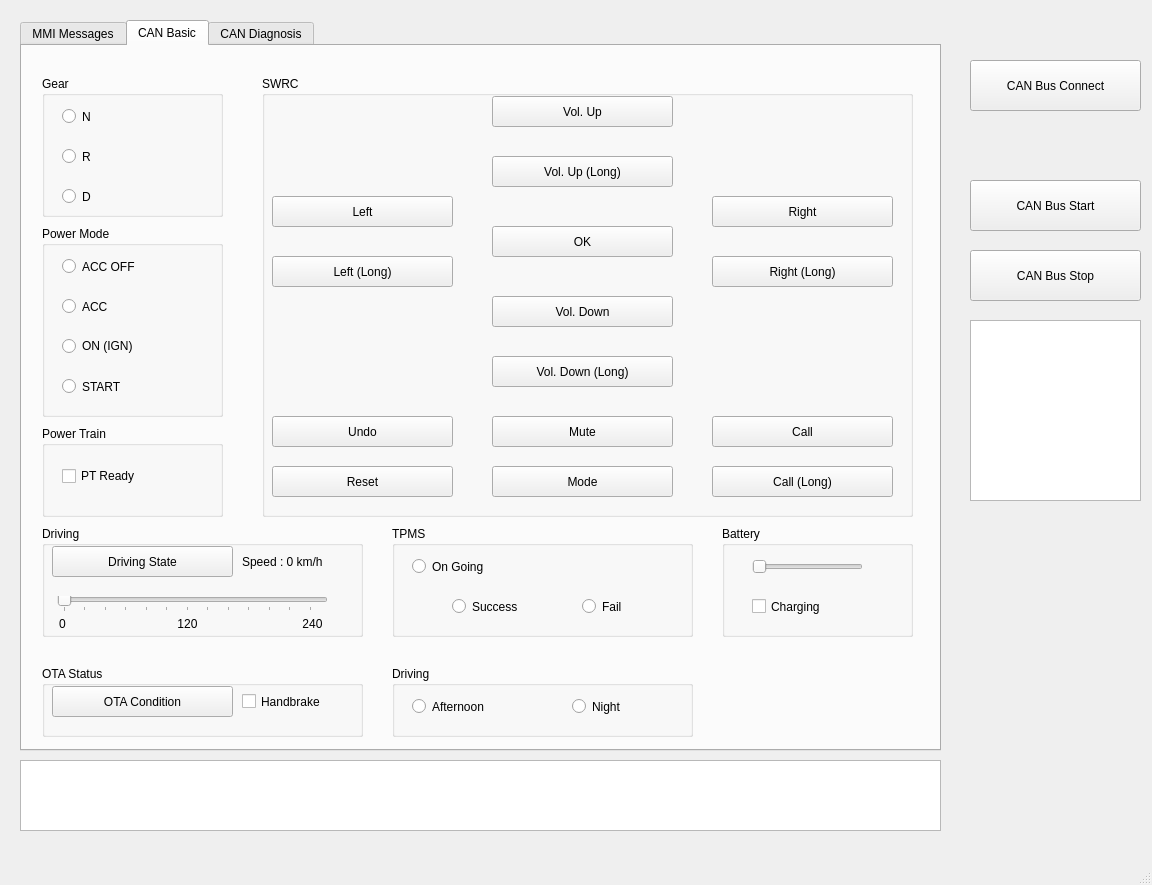
Above: untitled.ui from AndrewKim330/can_drimaes before the change. Below: the same form after it.
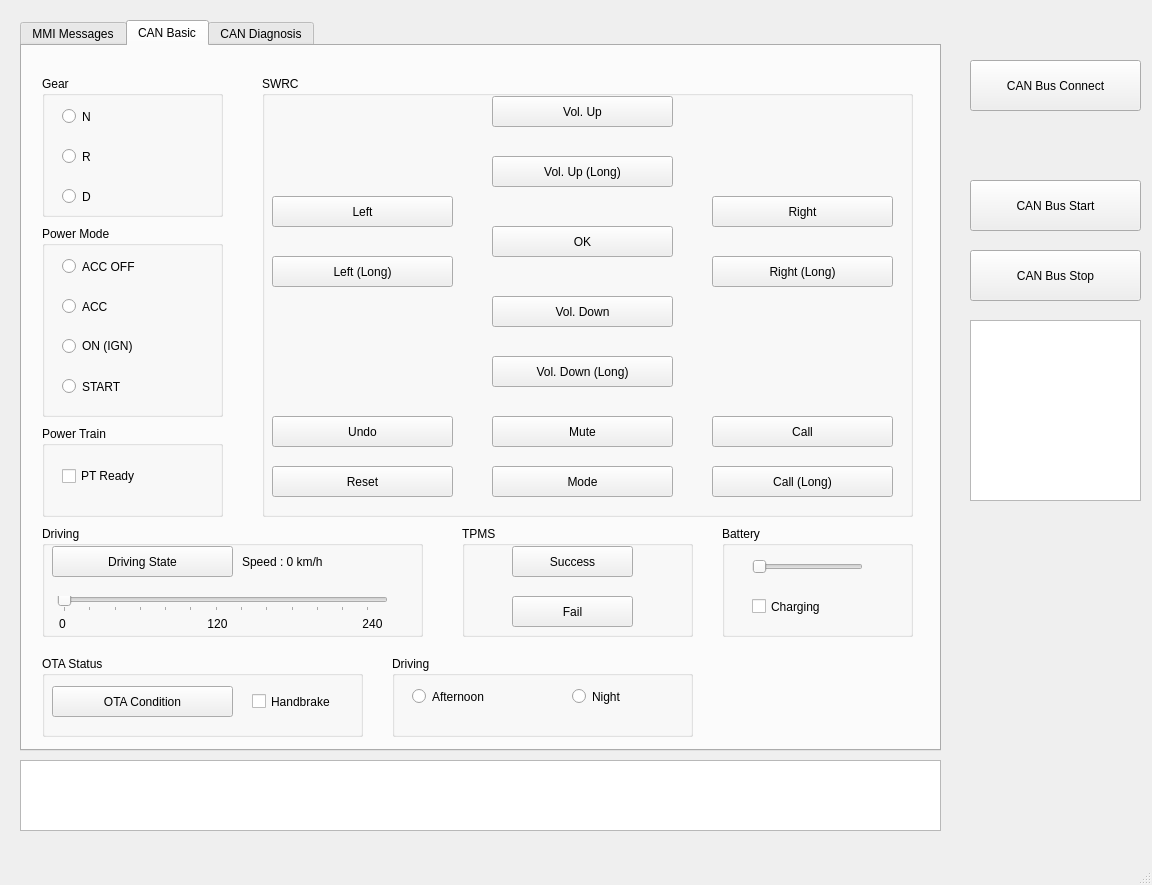
That is the form after the change.

Commit message: Feat : Add TPMS node

Patch:
```diff
--- a/untitled.ui
+++ b/untitled.ui
@@ -506,6 +506,12 @@
        <property name="text">
         <string>Vol. Up</string>
        </property>
+       <property name="checkable">
+        <bool>false</bool>
+       </property>
+       <property name="autoRepeat">
+        <bool>false</bool>
+       </property>
       </widget>
       <widget class="QPushButton" name="btn_ok">
        <property name="geometry">
@@ -532,6 +538,9 @@
        <property name="text">
         <string>Left (Long)</string>
        </property>
+       <property name="checkable">
+        <bool>true</bool>
+       </property>
       </widget>
       <widget class="QPushButton" name="btn_left">
        <property name="geometry">
@@ -545,6 +554,12 @@
        <property name="text">
         <string>Left</string>
        </property>
+       <property name="checkable">
+        <bool>false</bool>
+       </property>
+       <property name="autoRepeat">
+        <bool>true</bool>
+       </property>
       </widget>
       <widget class="QPushButton" name="btn_right">
        <property name="geometry">
@@ -656,7 +671,7 @@
        <rect>
         <x>20</x>
         <y>480</y>
-        <width>321</width>
+        <width>381</width>
         <height>111</height>
        </rect>
       </property>
@@ -681,7 +696,7 @@
         <rect>
          <x>15</x>
          <y>70</y>
-         <width>271</width>
+         <width>331</width>
          <height>16</height>
         </rect>
        </property>
@@ -720,9 +735,9 @@
       <widget class="QLabel" name="tick_240">
        <property name="geometry">
         <rect>
-         <x>260</x>
+         <x>315</x>
          <y>90</y>
-         <width>21</width>
+         <width>31</width>
          <height>16</height>
         </rect>
        </property>
@@ -736,9 +751,9 @@
       <widget class="QLabel" name="tick_120">
        <property name="geometry">
         <rect>
-         <x>135</x>
+         <x>160</x>
          <y>90</y>
-         <width>21</width>
+         <width>31</width>
          <height>16</height>
         </rect>
        </property>
@@ -754,7 +769,7 @@
         <rect>
          <x>200</x>
          <y>25</y>
-         <width>111</width>
+         <width>171</width>
          <height>21</height>
         </rect>
        </property>
@@ -766,48 +781,35 @@
      <widget class="QGroupBox" name="tpms_group">
       <property name="geometry">
        <rect>
-        <x>370</x>
+        <x>440</x>
         <y>480</y>
-        <width>301</width>
+        <width>231</width>
         <height>111</height>
        </rect>
       </property>
       <property name="title">
        <string>TPMS</string>
       </property>
-      <widget class="QRadioButton" name="radioButton_10">
+      <widget class="QPushButton" name="btn_tpms_success">
        <property name="geometry">
         <rect>
-         <x>20</x>
-         <y>30</y>
+         <x>50</x>
+         <y>20</y>
          <width>121</width>
-         <height>21</height>
-        </rect>
-       </property>
-       <property name="text">
-        <string>On Going</string>
-       </property>
-      </widget>
-      <widget class="QRadioButton" name="radioButton_11">
-       <property name="geometry">
-        <rect>
-         <x>60</x>
-         <y>70</y>
-         <width>101</width>
-         <height>21</height>
+         <height>31</height>
         </rect>
        </property>
        <property name="text">
         <string>Success</string>
        </property>
       </widget>
-      <widget class="QRadioButton" name="radioButton_12">
+      <widget class="QPushButton" name="btn_tpms_fail">
        <property name="geometry">
         <rect>
-         <x>190</x>
+         <x>50</x>
          <y>70</y>
-         <width>81</width>
-         <height>21</height>
+         <width>121</width>
+         <height>31</height>
         </rect>
        </property>
        <property name="text">
@@ -858,9 +860,9 @@
       <property name="geometry">
        <rect>
         <x>20</x>
-        <y>620</y>
+        <y>610</y>
         <width>321</width>
-        <height>71</height>
+        <height>81</height>
        </rect>
       </property>
       <property name="title">
@@ -869,9 +871,9 @@
       <widget class="QCheckBox" name="chkbox_h_brake">
        <property name="geometry">
         <rect>
-         <x>200</x>
-         <y>25</y>
-         <width>121</width>
+         <x>210</x>
+         <y>35</y>
+         <width>111</width>
          <height>21</height>
         </rect>
        </property>
@@ -883,7 +885,7 @@
        <property name="geometry">
         <rect>
          <x>10</x>
-         <y>20</y>
+         <y>30</y>
          <width>181</width>
          <height>31</height>
         </rect>
@@ -897,9 +899,9 @@
       <property name="geometry">
        <rect>
         <x>370</x>
-        <y>620</y>
+        <y>610</y>
         <width>301</width>
-        <height>71</height>
+        <height>81</height>
        </rect>
       </property>
       <property name="title">
```
The commit also changes 2 other files.
